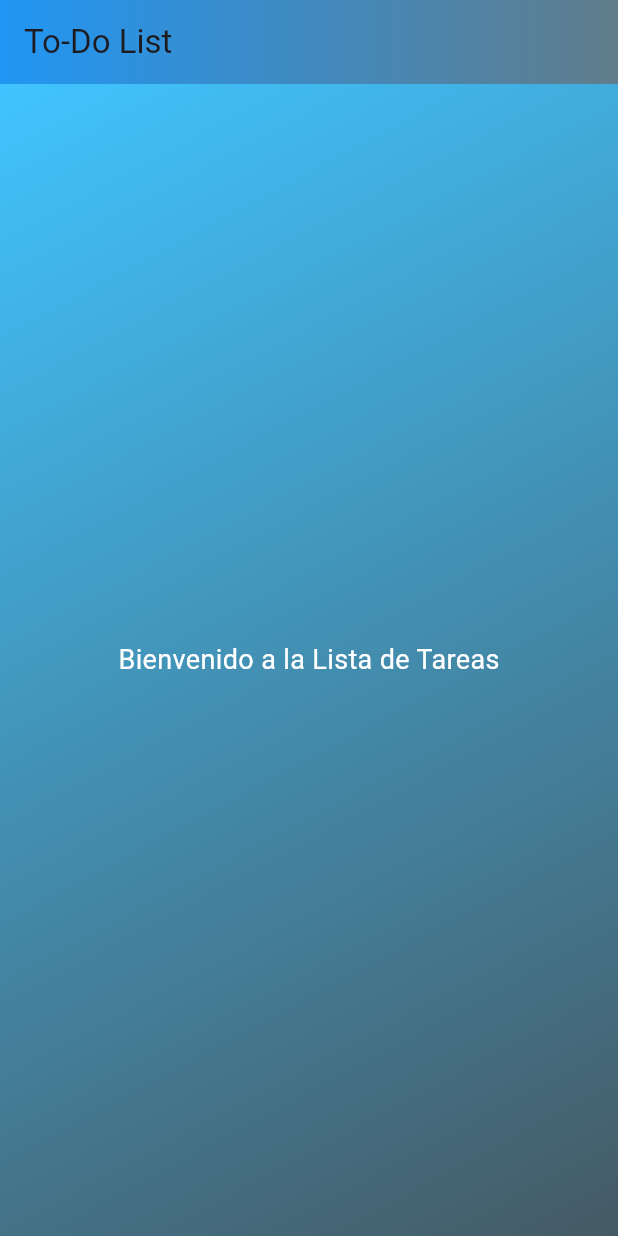
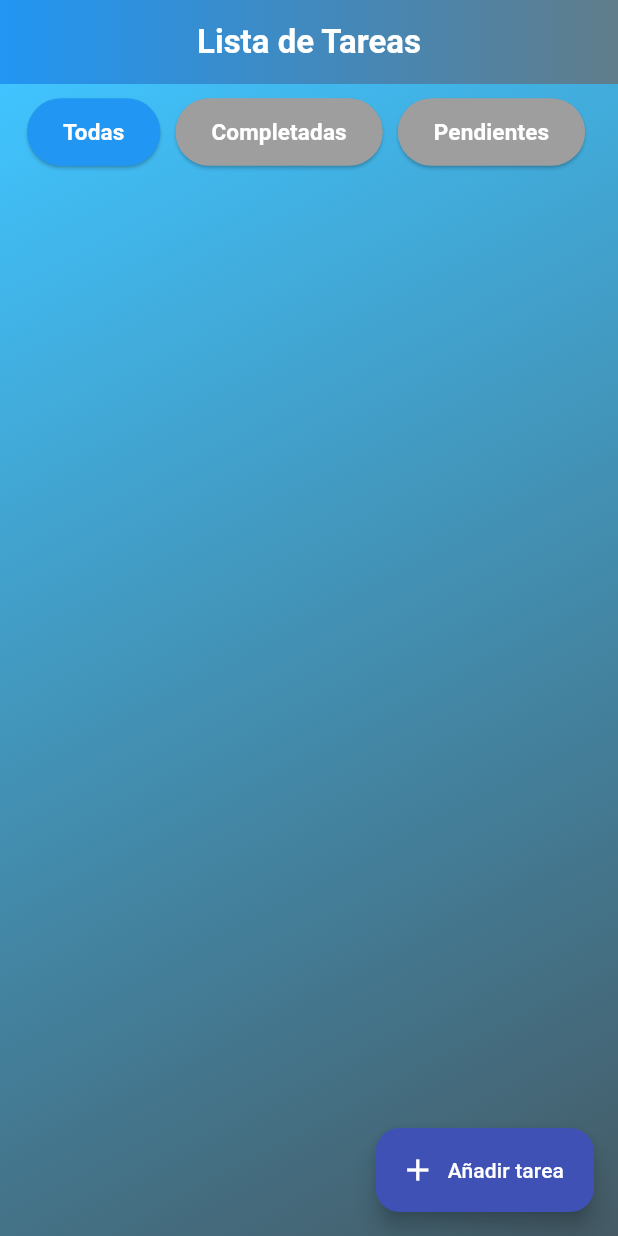
Before and after one commit to Ferengi2002/todolist, a Flutter app: the screen it shows after launch, on a phone screen of 412 x 824 dp. Run offline on Flutter 3.47's test engine with Material 3 defaults, Android fonts, the phone set to English and light mode, and no system bars.

Commit message:
Refactor task management and UI: add task form, implement filtering, and enhance theme

```diff
--- a/todolistapp/lib/main.dart
+++ b/todolistapp/lib/main.dart
@@ -1,13 +1,14 @@
 import 'package:flutter/material.dart';
 import 'package:provider/provider.dart';
 import 'package:todolistapp/providers/task_provider.dart';
+import 'package:todolistapp/screens/task_from_screen.dart';
+import 'package:todolistapp/screens/task_list_screen.dart';
+import 'package:todolistapp/theme/app_theme.dart';
 
-void main() => runApp(
-      MultiProvider(
-        providers: [ChangeNotifierProvider(create: (_) => TaskProvider())],
-        child: MyApp(),
-      ),
-    );
+void main() => runApp(MultiProvider(
+      providers: [ChangeNotifierProvider(create: (_) => TaskProvider())],
+      child: MyApp(),
+    ));
 
 class MyApp extends StatelessWidget {
   const MyApp({super.key});
@@ -15,53 +16,13 @@ class MyApp extends StatelessWidget {
   @override
   Widget build(BuildContext context) {
     return MaterialApp(
-      title: 'To-Do List App',
-      theme: ThemeData(
-        primarySwatch: Colors.blue,
-      ),
-      home: GradientHomePage(),
+      title: 'Flutter Demo',
+      debugShowCheckedModeBanner: false,
+      theme: AppTheme.lightTheme,
+      routes: {
+        '/': (context) => TaskListScreen(),
+        '/add-task': (context) => TaskFormScreen(),
+      },
     );
   }
 }
-
-class GradientHomePage extends StatelessWidget {
-  const GradientHomePage({super.key});
-
-  @override
-  Widget build(BuildContext context) {
-    return Scaffold(
-      // AppBar con degradado
-      appBar: PreferredSize(
-        preferredSize: Size.fromHeight(kToolbarHeight),
-        child: Container(
-          decoration: BoxDecoration(
-            gradient: LinearGradient(
-              colors: [Colors.blue, Colors.blueGrey],
-            ),
-          ),
-          child: AppBar(
-            backgroundColor: Colors.transparent,
-            elevation: 0,
-            title: Text('To-Do List'),
-          ),
-        ),
-      ),
-      // Fondo con degradado
-      body: Container(
-        decoration: BoxDecoration(
-          gradient: LinearGradient(
-            begin: Alignment.topLeft,
-            end: Alignment.bottomRight,
-            colors: [Colors.lightBlueAccent, Colors.blueGrey.shade700 ],
-          ),
-        ),
-        child: Center(
-          child: Text(
-            'Bienvenido a la Lista de Tareas',
-            style: TextStyle(color: Colors.white, fontSize: 18),
-          ),
-        ),
-      ),
-    );
-  }
-}
--- a/todolistapp/lib/providers/task_provider.dart
+++ b/todolistapp/lib/providers/task_provider.dart
@@ -1,17 +1,36 @@
 import 'package:flutter/material.dart';
 import 'package:todolistapp/models/task.dart';
+
+enum TaskFilter { all, completed, pending }
 
 class TaskProvider extends ChangeNotifier {
   final List<Task> _tasks = [];
 
-  List<Task> get tasks => _tasks;
+  // List<Task> get tasks => _tasks;
+
+  TaskFilter _filter = TaskFilter.all;
+
+  List<Task> get tasks {
+    switch (_filter) {
+      case TaskFilter.completed:
+        return _tasks.where((task) => task.isCompleted).toList();
+      case TaskFilter.pending:
+        return _tasks.where((task) => !task.isCompleted).toList();
+      default:
+        return _tasks;
+    }
+  }
+
+  TaskFilter get filter => _filter;
+
+  void setFilter(TaskFilter filter) {
+    _filter = filter;
+    notifyListeners();
+  }
 
   void addTask(String title, String category) {
-    final newTask = Task(
-      id: DateTime.now().toString(),
-      title: title,
-      category: category,
-    );
+    final newTask =
+        Task(id: DateTime.now().toString(), title: title, category: category);
     _tasks.add(newTask);
     notifyListeners();
   }
@@ -24,11 +43,17 @@ class TaskProvider extends ChangeNotifier {
     }
   }
 
-  void updateTask(Task task) {
-    final index = _tasks.indexWhere((t) => t.id == task.id);
-    if (index != -1) {
-      _tasks[index] = task;
-      notifyListeners();
+  void editTask(String id, String newTitle, String newCategory) {
+    final taskIndex = _tasks.indexWhere((task) => task.id == id);
+    if (taskIndex != -1) {
+      _tasks[taskIndex] = Task(
+        id: id,
+        title: newTitle,
+        category: newCategory,
+        isCompleted:
+            _tasks[taskIndex].isCompleted, // Mantenemos el estado completado
+      );
+      notifyListeners(); // Notificamos a los listeners que el estado ha cambiado
     }
   }
 
--- a/todolistapp/lib/screens/task_list_screen.dart
+++ b/todolistapp/lib/screens/task_list_screen.dart
@@ -1,7 +1,10 @@
 import 'package:flutter/material.dart';
 import 'package:provider/provider.dart';
 import 'package:todolistapp/providers/task_provider.dart';
+import 'package:todolistapp/theme/base_screen.dart';
+import 'package:todolistapp/widgets/elevation_button.dart';
 import 'package:todolistapp/widgets/task_item.dart';
+
 
 class TaskListScreen extends StatelessWidget {
   const TaskListScreen({super.key});
@@ -9,24 +12,53 @@ class TaskListScreen extends StatelessWidget {
   @override
   Widget build(BuildContext context) {
     final taskProvider = Provider.of<TaskProvider>(context);
-    return Scaffold(
-      appBar: AppBar(
-        title: const Text('Lista de Tareas'),
+
+    return BaseScreen(
+      title: 'Lista de Tareas',
+      floatingActionButton: FloatingActionButton.extended(
+        onPressed: () {
+          Navigator.of(context).pushNamed('/add-task');
+        },
+        label: const Text('Añadir tarea'),
+        icon: const Icon(Icons.add),
       ),
-      body: ListView.builder(
-        itemCount: taskProvider.tasks.length,
-        itemBuilder: (contex, index) {
-          final task = taskProvider.tasks[index];
-          return TaskItem(
-            task: task,
-          );
-        },
-      ),
-      floatingActionButton: FloatingActionButton(
-        onPressed: () {
-          // Navigate to add task screen
-        },
-        child: const Icon(Icons.add),
+      body: Column(
+        children: [
+          Padding(
+            padding: const EdgeInsets.all(8.0),
+            child: Row(
+              children: [
+                const SizedBox(width: 10),
+                FilterButton(
+                  label: 'Todas',
+                  isSelected: taskProvider.filter == TaskFilter.all,
+                  onPressed: () => taskProvider.setFilter(TaskFilter.all),
+                ),
+                const SizedBox(width: 10),
+                FilterButton(
+                  label: 'Completadas',
+                  isSelected: taskProvider.filter == TaskFilter.completed,
+                  onPressed: () => taskProvider.setFilter(TaskFilter.completed),
+                ),
+                const SizedBox(width: 10),
+                FilterButton(
+                  label: 'Pendientes',
+                  isSelected: taskProvider.filter == TaskFilter.pending,
+                  onPressed: () => taskProvider.setFilter(TaskFilter.pending),
+                ),
+              ],
+            ),
+          ),
+          Expanded(
+            child: ListView.builder(
+              itemCount: taskProvider.tasks.length,
+              itemBuilder: (context, index) {
+                final task = taskProvider.tasks[index];
+                return TaskItem(task: task);
+              },
+            ),
+          )
+        ],
       ),
     );
   }
--- /dev/null
+++ b/todolistapp/lib/theme/app_theme.dart
@@ -0,0 +1,39 @@
+import 'package:flutter/material.dart';
+
+class AppTheme {
+  static final ThemeData lightTheme = ThemeData(
+    brightness: Brightness.light,
+    primarySwatch: Colors.indigo,
+    scaffoldBackgroundColor: Colors.transparent,
+    appBarTheme: const AppBarTheme(
+      backgroundColor: Colors.transparent,
+      elevation: 0,
+      foregroundColor: Colors.white,
+      centerTitle: true,
+    ),
+    floatingActionButtonTheme: const FloatingActionButtonThemeData(
+      backgroundColor: Colors.indigo,
+      foregroundColor: Colors.white,
+    ),
+    textTheme: const TextTheme(
+      bodyMedium: TextStyle(color: Colors.white),
+      titleLarge: TextStyle(color: Colors.white, fontWeight: FontWeight.bold),
+    ),
+    inputDecorationTheme: InputDecorationTheme(
+      filled: true,
+      // ignore: deprecated_member_use
+      fillColor: Colors.white.withOpacity(0.8),
+      border: OutlineInputBorder(
+        borderRadius: BorderRadius.circular(8),
+      ),
+      labelStyle: const TextStyle(color: Colors.black),
+    ),
+    elevatedButtonTheme: ElevatedButtonThemeData(
+      style: ElevatedButton.styleFrom(
+        backgroundColor: Colors.indigo,
+        foregroundColor: Colors.white,
+        padding: const EdgeInsets.symmetric(horizontal: 24, vertical: 12),
+      ),
+    ),
+  );
+}
--- /dev/null
+++ b/todolistapp/lib/theme/base_screen.dart
@@ -0,0 +1,24 @@
+import 'package:flutter/material.dart';
+import 'gradient_scaffold.dart';
+
+class BaseScreen extends StatelessWidget {
+  final String title;
+  final Widget body;
+  final Widget? floatingActionButton;
+
+  const BaseScreen({
+    super.key,
+    required this.title,
+    required this.body,
+    this.floatingActionButton,
+  });
+
+  @override
+  Widget build(BuildContext context) {
+    return GradientScaffold(
+      title: title,
+      floatingActionButton: floatingActionButton,
+      child: body,
+    );
+  }
+}
--- /dev/null
+++ b/todolistapp/lib/theme/gradient_scaffold.dart
@@ -0,0 +1,46 @@
+import 'package:flutter/material.dart';
+
+class GradientScaffold extends StatelessWidget {
+  final Widget child;
+  final String title;
+  final Widget? floatingActionButton;
+
+  const GradientScaffold({
+    super.key,
+    required this.child,
+    required this.title,
+    this.floatingActionButton,
+  });
+
+  @override
+  Widget build(BuildContext context) {
+    return Scaffold(
+      appBar: PreferredSize(
+        preferredSize: const Size.fromHeight(kToolbarHeight),
+        child: Container(
+          decoration: const BoxDecoration(
+            gradient: LinearGradient(
+              colors: [Colors.blue, Colors.blueGrey],
+            ),
+          ),
+          child: AppBar(
+            backgroundColor: Colors.transparent,
+            elevation: 0,
+            title: Text(title),
+          ),
+        ),
+      ),
+      body: Container(
+        decoration: BoxDecoration(
+          gradient: LinearGradient(
+            begin: Alignment.topLeft,
+            end: Alignment.bottomRight,
+            colors: [Colors.lightBlueAccent, Colors.blueGrey.shade700],
+          ),
+        ),
+        child: child,
+      ),
+      floatingActionButton: floatingActionButton,
+    );
+  }
+}
--- /dev/null
+++ b/todolistapp/lib/widgets/elevation_button.dart
@@ -0,0 +1,28 @@
+import 'package:flutter/material.dart';
+
+class FilterButton extends StatelessWidget {
+  final String label;
+  final bool isSelected;
+  final VoidCallback onPressed;
+
+  const FilterButton({super.key,
+    required this.label,
+    required this.isSelected,
+    required this.onPressed,
+  });
+
+  @override
+  Widget build(BuildContext context) {
+    return ElevatedButton(
+      style: ElevatedButton.styleFrom(
+        backgroundColor: isSelected ? Colors.blue : Colors.grey,
+      ),
+      onPressed: onPressed,
+      child: Text(
+        label,
+        style: TextStyle(
+            color: Colors.white, fontSize: 15, fontWeight: FontWeight.bold),
+      ),
+    );
+  }
+}
```
Also changed, not shown: todolistapp/lib/screens/task_from_screen.dart (added, +94 -0 lines), todolistapp/lib/widgets/task_item.dart (+55 -11 lines), todolistapp/lib/models/task.dart (line endings or trailing spaces), 1 other file.
